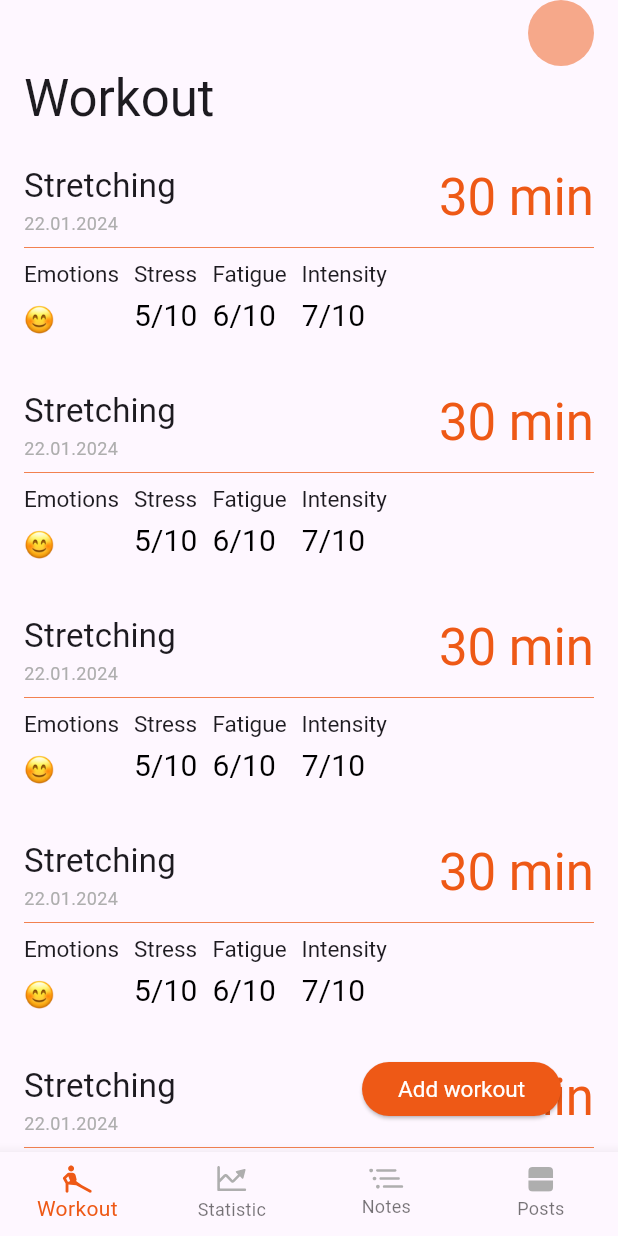
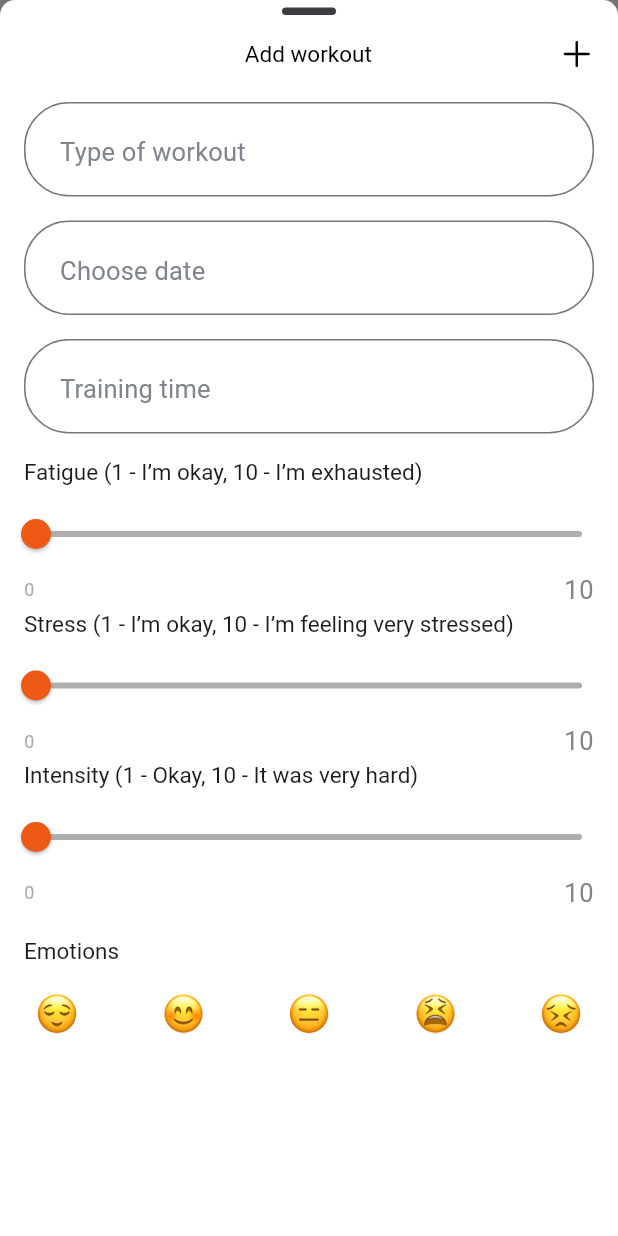
Before and after one commit to Yagshymyradov/most-bet, a Flutter app: the MainScreen screen opened directly, after a tap on "Add workout", on a phone screen of 412 x 824 dp. Run offline on Flutter 3.47's test engine with Material 3 defaults, Android fonts, the phone set to English and light mode, and no system bars; our stand-ins replace flutter_riverpod, flutter_svg, shared_preferences; missing offline and left inert: app_review; accounts and stored records are empty; generated files the repository leaves out were written again; Roboto replaces fonts that are missing (Sf-Pro-Regular); project files that could hold a hidden picture were left out.

Commit message:
add workout

```diff
--- /dev/null
+++ b/lib/components/chooseEmotion.dart
@@ -0,0 +1,41 @@
+import 'package:flutter/material.dart';
+
+import '../utils/enums.dart';
+
+class ChooseEmotion extends StatelessWidget {
+  final VoidCallback onTap;
+  final Emotions emotions;
+  final Color? backgroundColor;
+
+  const ChooseEmotion({
+    super.key,
+    required this.onTap,
+    this.backgroundColor,
+    required this.emotions,
+  });
+
+  @override
+  Widget build(BuildContext context) {
+    return InkWell(
+      borderRadius: BorderRadius.circular(50),
+      onTap: onTap,
+      child: DecoratedBox(
+        decoration: BoxDecoration(
+          shape: BoxShape.circle,
+          color: backgroundColor,
+        ),
+        child: Padding(
+          padding: const EdgeInsets.symmetric(
+            horizontal: 8,
+            vertical: 5,
+          ),
+          child: SizedBox(
+            width: 28,
+            height: 34,
+            child: emotions.asEmotion,
+          ),
+        ),
+      ),
+    );
+  }
+}
--- a/lib/components/field_text.dart
+++ b/lib/components/field_text.dart
@@ -40,7 +40,7 @@ class FieldText extends StatelessWidget {
       maxLines: maxLines,
       onChanged: onChanged,
       decoration: InputDecoration(
-        contentPadding: const EdgeInsets.all(20),
+        contentPadding: const EdgeInsets.symmetric(horizontal: 20, vertical: 15),
         hintText: hintText,
       ),
     );
--- a/lib/components/modal_bottom_sheet.dart
+++ b/lib/components/modal_bottom_sheet.dart
@@ -2,8 +2,8 @@ import 'package:flutter/material.dart';
 
 import '../utils/theme/theme.dart';
 
-Future<void> modalBottomSheet(BuildContext context, Widget content){
-  return  showModalBottomSheet<void>(
+Future<void> modalBottomSheet(BuildContext context, Widget content) {
+  return showModalBottomSheet<void>(
     useSafeArea: true,
     backgroundColor: AppColors.whiteColor,
     shape: const RoundedRectangleBorder(
@@ -17,8 +17,15 @@ Future<void> modalBottomSheet(BuildContext context, Widget content){
     builder: (context) {
       return Stack(
         children: [
-          InkWell(
-            onTap: ()=> Navigator.pop(context),
+          content,
+          SizedBox(
+            height: 20,
+            child: InkWell(
+              borderRadius: const BorderRadius.only(
+                topLeft: Radius.circular(10),
+                topRight: Radius.circular(10),
+              ),
+              onTap: () => Navigator.pop(context),
               child: Align(
                 alignment: Alignment.topCenter,
                 child: Padding(
@@ -36,7 +43,7 @@ Future<void> modalBottomSheet(BuildContext context, Widget content){
                 ),
               ),
             ),
-          content,
+          ),
         ],
       );
     },
--- /dev/null
+++ b/lib/components/rate_slider.dart
@@ -0,0 +1,55 @@
+import 'package:flutter/material.dart';
+
+import '../l10n/l10n.dart';
+import '../utils/extensions.dart';
+import '../utils/theme/theme.dart';
+
+class RateSlider extends StatelessWidget {
+  final String title;
+  final double value;
+  final void Function(double) onChanged;
+
+  const RateSlider({
+    super.key,
+    required this.title,
+    required this.value,
+    required this.onChanged,
+  });
+
+  @override
+  Widget build(BuildContext context) {
+    final textTheme = context.textTheme;
+    final l10n = context.l10n;
+
+    return Column(
+      crossAxisAlignment: CrossAxisAlignment.start,
+      children: [
+        Padding(
+          padding: const EdgeInsets.symmetric(horizontal: 16),
+          child: Text(title, style: textTheme.headlineMedium),
+        ),
+        const SizedBox(height: 8),
+        Slider(
+          max: 10,
+          value: value,
+          onChanged: onChanged,
+          activeColor: AppColors.primaryColor,
+          inactiveColor: AppColors.textSecondaryColor,
+        ),
+        Padding(
+          padding: const EdgeInsets.symmetric(horizontal: 16),
+          child: Row(
+            mainAxisAlignment: MainAxisAlignment.spaceBetween,
+            children: [
+              Text(value.toStringAsFixed(0)),
+              Text(
+                l10n.ten,
+                style: textTheme.bodyLarge,
+              ),
+            ],
+          ),
+        ),
+      ],
+    );
+  }
+}
--- a/lib/l10n/arb/intl_en.arb
+++ b/lib/l10n/arb/intl_en.arb
@@ -32,6 +32,14 @@
   "usageProfile": "Usage profile",
   "resentProgress": "Resent progress",
   "profile": "Profile",
+  "addWorkout": "Add workout",
+  "typeOfWorkout": "Type of workout",
+  "chooseDate": "Choose date",
+  "trainingTime": "Training time",
+  "fatigueDescription": "Fatigue (1 - I’m okay, 10 - I’m exhausted)",
+  "stressDescription": "Stress (1 - I’m okay, 10 - I’m feeling very stressed)",
+  "intensityDescription": "Intensity (1 - Okay, 10 - It was very hard)",
+  "ten": "10",
 
 
   "januaryShort": "Jan.",
--- /dev/null
+++ b/lib/screens/workout_screen/add_workout/add_workout.dart
@@ -0,0 +1,139 @@
+import 'package:flutter/material.dart';
+
+import '../../../components/chooseEmotion.dart';
+import '../../../components/field_text.dart';
+import '../../../components/rate_slider.dart';
+import '../../../l10n/l10n.dart';
+import '../../../utils/assets.dart';
+import '../../../utils/enums.dart';
+import '../../../utils/extensions.dart';
+import '../../../utils/theme/theme.dart';
+
+class AddWorkout extends StatefulWidget {
+  const AddWorkout({super.key});
+
+  @override
+  State<AddWorkout> createState() => _AddWorkoutState();
+}
+
+class _AddWorkoutState extends State<AddWorkout> {
+  final workoutController = TextEditingController();
+  final dateController = TextEditingController();
+  final timeController = TextEditingController();
+  double fatigueValue = 0;
+  double stressValue = 0;
+  double intensityValue = 0;
+  Emotions? selectedEmotion;
+
+  void updateUi() {
+    setState(() {
+      //no-op
+    });
+  }
+
+  void onFatigueChanged(double value) {
+    fatigueValue = value;
+    updateUi();
+  }
+
+  void onStressChanged(double value) {
+    stressValue = value;
+    updateUi();
+  }
+
+  void onIntensityChanged(double value) {
+    intensityValue = value;
+    updateUi();
+  }
+
+  void onChooseEmotion(Emotions emotion) {
+    selectedEmotion = emotion;
+    updateUi();
+  }
+
+  @override
+  Widget build(BuildContext context) {
+    final l10n = context.l10n;
+    final textTheme = context.textTheme;
+
+    return ListView(
+      padding: const EdgeInsets.symmetric(vertical: 25),
+      children: [
+        const SizedBox(width: 22),
+        Padding(
+          padding: const EdgeInsets.symmetric(horizontal: 16),
+          child: Column(
+            crossAxisAlignment: CrossAxisAlignment.start,
+            children: [
+              Row(
+                mainAxisAlignment: MainAxisAlignment.spaceBetween,
+                children: [
+                  const SizedBox(width: 22),
+                  Text(
+                    l10n.addWorkout,
+                    style: textTheme.headlineMedium?.copyWith(
+                      color: AppColors.blackColor,
+                    ),
+                  ),
+                  AppIcons.add.svgPicture(),
+                ],
+              ),
+              const SizedBox(height: 21),
+              FieldText(
+                hintText: l10n.typeOfWorkout,
+                controller: workoutController,
+              ),
+              const SizedBox(height: 16),
+              FieldText(
+                hintText: l10n.chooseDate,
+                controller: dateController,
+              ),
+              const SizedBox(height: 16),
+              FieldText(
+                hintText: l10n.trainingTime,
+                controller: timeController,
+              ),
+              const SizedBox(height: 16),
+            ],
+          ),
+        ),
+        RateSlider(
+          title: l10n.fatigueDescription,
+          value: fatigueValue,
+          onChanged: onFatigueChanged,
+        ),
+        RateSlider(
+          title: l10n.stressDescription,
+          value: stressValue,
+          onChanged: onStressChanged,
+        ),
+        RateSlider(
+          title: l10n.intensityDescription,
+          value: intensityValue,
+          onChanged: onIntensityChanged,
+        ),
+        const SizedBox(height: 16),
+        Padding(
+          padding: const EdgeInsets.symmetric(horizontal: 16),
+          child: Text(l10n.emotions, style: textTheme.headlineMedium),
+        ),
+        const SizedBox(height: 10),
+        Padding(
+          padding: const EdgeInsets.symmetric(horizontal: 16),
+          child: Row(
+            mainAxisAlignment: MainAxisAlignment.spaceBetween,
+            children: Emotions.values
+                .map(
+                  (e) => ChooseEmotion(
+                    onTap: ()=> onChooseEmotion(e),
+                    backgroundColor: selectedEmotion == e ? AppColors.primaryColor : null,
+                    emotions: e,
+                  ),
+                )
+                .toList(growable: false),
+          ),
+        ),
+      ],
+    );
+  }
+}
--- a/lib/screens/workout_screen/workout.dart
+++ b/lib/screens/workout_screen/workout.dart
@@ -8,6 +8,7 @@ import '../../l10n/l10n.dart';
 import '../../provider.dart';
 import '../../utils/extensions.dart';
 import '../../utils/theme/theme.dart';
+import 'add_workout/add_workout.dart';
 import 'profile.dart';
 
 class Workout extends ConsumerWidget {
@@ -51,13 +52,13 @@ class Workout extends ConsumerWidget {
             bottom: 18,
             right: 22,
             child: ElevatedButton(
-              onPressed: () {},
+              onPressed: () => modalBottomSheet(context, const AddWorkout()),
               style: const ButtonStyle(
                 maximumSize: MaterialStatePropertyAll(Size(139, 36)),
                 minimumSize: MaterialStatePropertyAll(Size(129, 36)),
               ),
               child: Text(
-                'Add workout',
+                l10n.addWorkout,
                 style: textTheme.headlineMedium?.copyWith(color: AppColors.whiteColor),
               ),
             ),
--- a/lib/utils/assets.dart
+++ b/lib/utils/assets.dart
@@ -2,6 +2,7 @@ import 'package:flutter/material.dart';
 import 'package:flutter_svg/svg.dart';
 
 enum AppIcons {
+  add('add'),
   share('share'),
   recent('recent'),
   star('star'),
@@ -10,7 +11,7 @@ enum AppIcons {
   blush('blush'),
   expressionless('expressionless'),
   persevering('persevering'),
-  relived('relived'),
+  relieved('relieved'),
   tired('tired'),
   workout('workout'),
   statistic('statistic'),
--- a/lib/utils/enums.dart
+++ b/lib/utils/enums.dart
@@ -73,3 +73,26 @@ enum WorkoutTypes {
 
   static WorkoutTypes fromJson(String json)=> values.byName(json);
 }
+
+enum Emotions{
+  relieved,
+  blush,
+  expressionless,
+  tired,
+  persevering;
+
+  Widget get asEmotion{
+    switch(this){
+      case Emotions.relieved:
+        return AppIcons.relieved.pngEmoji;
+      case Emotions.blush:
+        return AppIcons.blush.pngEmoji;
+      case Emotions.expressionless:
+        return AppIcons.expressionless.pngEmoji;
+      case Emotions.tired:
+        return AppIcons.tired.pngEmoji;
+      case Emotions.persevering:
+        return AppIcons.persevering.pngEmoji;
+    }
+  }
+}
--- a/lib/utils/theme/theme.dart
+++ b/lib/utils/theme/theme.dart
@@ -9,6 +9,11 @@ class AppTheme {
     fontFamily: 'Sf-Pro-Regular',
     primaryColor: AppColors.primaryColor,
     inputDecorationTheme: InputDecorationTheme(
+      hintStyle: const TextStyle(
+        fontSize: 17,
+        fontWeight: FontWeight.w400,
+        color: AppColors.greyColor,
+      ),
       border: OutlineInputBorder(
         borderSide: const BorderSide(color: AppColors.textSecondaryColor),
         borderRadius: BorderRadius.circular(30),
@@ -54,6 +59,11 @@ class AppTheme {
         fontWeight: FontWeight.w400,
         fontSize: 15,
       ),
+      bodyLarge: TextStyle(
+        fontWeight: FontWeight.w400,
+        fontSize: 17,
+        color: AppColors.greyColor,
+      ),
       bodyMedium: TextStyle(
         color: AppColors.textSecondaryColor,
         fontWeight: FontWeight.w400,
@@ -68,6 +78,7 @@ class AppColors {
 
   static const whiteColor = Colors.white;
   static const textSecondaryColor = Color.fromRGBO(174, 174, 174, 1);
+  static const greyColor = Color.fromRGBO(128, 133, 142, 1);
   static const primaryColor = Color.fromRGBO(238, 89, 22, 1);
   static const darkColor = Color.fromRGBO(60, 60, 67, 1);
   static const blackColor = Colors.black;
```
Also changed, not shown: assets/icons/add.svg (added). Lines whose indentation alone changed are shown as unchanged.
